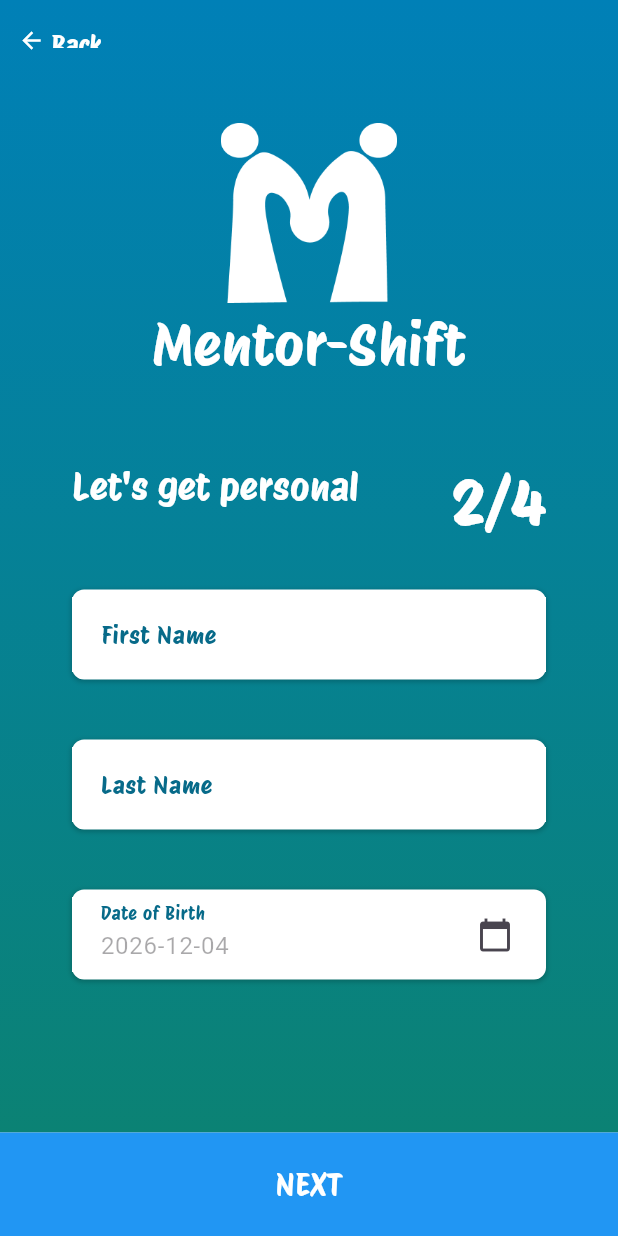
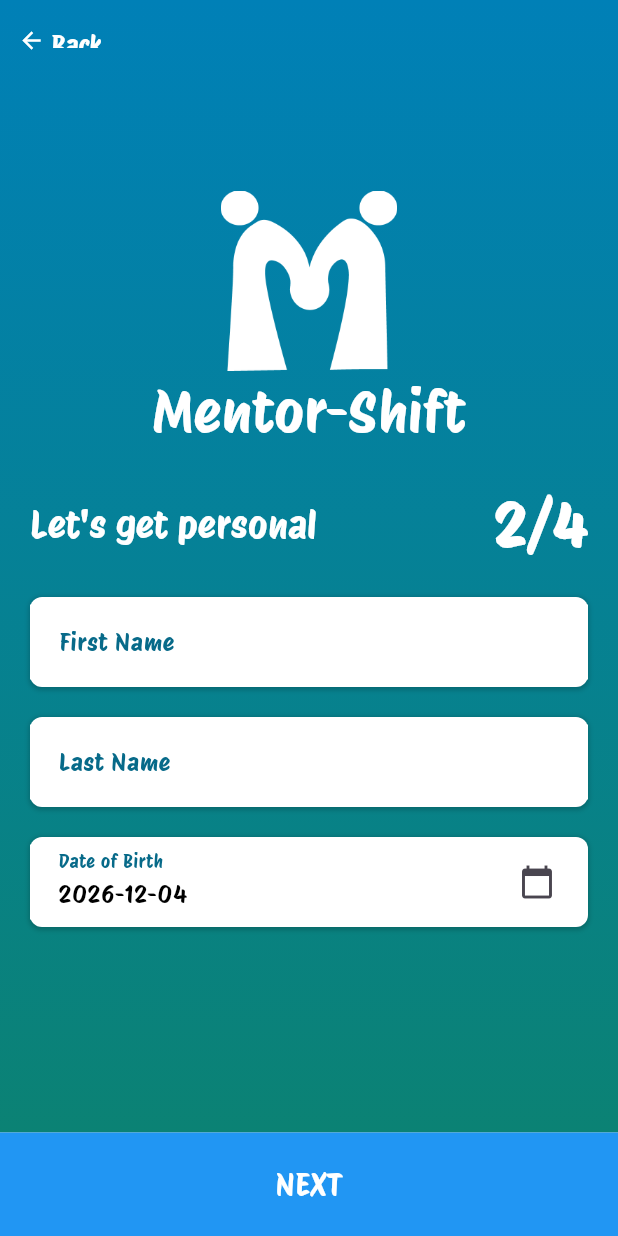
Before and after one commit to jaderaposa/mentor_shift, a Flutter app: the Register screen opened by its route, after a tap on "NEXT", on a phone screen of 412 x 824 dp. Run offline on Flutter 3.47's test engine with Material 3 defaults, Android fonts, the phone set to English and light mode, and no system bars; our stand-ins replace cloud_firestore, firebase_auth, firebase_core, flutter_tags; accounts and stored records are empty.

Commit message:
Update padding in PaddedContainer and Register pages
basically just designs

```diff
--- a/lib/objects/style/paddedcontainer.dart
+++ b/lib/objects/style/paddedcontainer.dart
@@ -8,7 +8,7 @@ class PaddedContainer extends StatelessWidget {
   @override
   Widget build(BuildContext context) {
     return Padding(
-      padding: const EdgeInsets.symmetric(vertical: 20.0), // adjust padding as needed
+      padding: const EdgeInsets.symmetric(vertical: 10.0), // adjust padding as needed
       child: child,
     );
   }
--- a/lib/pages/register.dart
+++ b/lib/pages/register.dart
@@ -49,9 +49,13 @@ class RegisterState extends State<Register> {
                     ),
                   ),
                   child: Center(
-                    child: SingleChildScrollView(
                     child: Column(
                       mainAxisAlignment: MainAxisAlignment.center,
+                      children: <Widget>[
+                        Positioned(
+                          top: 50, // Adjust as needed
+                          left: 50, // Adjust as needed
+                          child: Column(
                             children: <Widget>[
                               Image.asset(
                                 'images/icons/mentorshiftorig.png',
@@ -70,8 +74,12 @@ class RegisterState extends State<Register> {
                                   color: Colors.white,
                                 ),
                               ),
-                          Padding(
-                            padding: const EdgeInsets.fromLTRB(48, 50, 48, 0),
+                            ],
+                          ),
+                        ),
+                        SingleChildScrollView(
+                          child: Padding(
+                            padding: const EdgeInsets.fromLTRB(20, 20, 20, 0),
                             child: Column(
                               children: <Widget>[
                                 const Row(
@@ -88,7 +96,7 @@ class RegisterState extends State<Register> {
                                           'Welcome to Mentor-Shift!',
                                           style: TextStyle(
                                             fontSize:
-                                                25, // Adjust the font size as needed
+                                                20, // Adjust the font size as needed
                                             color: Colors.white,
                                             fontFamily:
                                                 'ProtestRiot', // Set the text color
@@ -98,7 +106,7 @@ class RegisterState extends State<Register> {
                                           'First, let\'s create an account',
                                           style: TextStyle(
                                             fontSize:
-                                                25, // Adjust the font size as needed
+                                                20, // Adjust the font size as needed
                                             color: Colors.white,
                                             fontFamily:
                                                 'ProtestRiot', // Set the text color
@@ -120,7 +128,7 @@ class RegisterState extends State<Register> {
                                     ),
                                   ],
                                 ),
-                                const SizedBox(height: 10),
+                                const SizedBox(height: 20),
                                 // Email input
                                 PaddedContainer(
                                   child: Container(
@@ -228,8 +236,8 @@ class RegisterState extends State<Register> {
                               ],
                             ),
                           ),
+                        ),
                       ],
-                      ),
                     ),
                   ),
                 ),
--- a/lib/pages/register1.dart
+++ b/lib/pages/register1.dart
@@ -79,13 +79,13 @@ class Register1State extends State<Register1> {
                         ),
                       ),
                       Padding(
-                        padding: const EdgeInsets.fromLTRB(48, 50, 48, 0),
+                        padding: const EdgeInsets.fromLTRB(20, 20, 20, 0),
                         child: Column(
                           children: <Widget>[
                             const Row(
                               mainAxisAlignment: MainAxisAlignment.spaceBetween,
                               crossAxisAlignment:
-                                  CrossAxisAlignment.start, // Add this line
+                                  CrossAxisAlignment.center, // Add this line
                               children: [
                                 Text(
                                   'Let\'s get personal',
@@ -214,6 +214,11 @@ class Register1State extends State<Register1> {
                                             text: "${selectedDate.toLocal()}"
                                                 .split(' ')[0]),
                                         enabled: false,
+                                        style: const TextStyle(
+                                            color: Colors
+                                                .black,
+                                            fontFamily: 'ProtestRiot'
+                                        ),
                                       ),
                                     ),
                                     Padding(
--- a/lib/pages/register2_mentee.dart
+++ b/lib/pages/register2_mentee.dart
@@ -65,13 +65,13 @@ class Register2State extends State<Register2> {
                         ),
                       ),
                       Padding(
-                        padding: const EdgeInsets.fromLTRB(48, 50, 48, 0),
+                        padding: const EdgeInsets.fromLTRB(20, 20, 20, 0),
                         child: Column(
                           children: <Widget>[
                             const Row(
                               mainAxisAlignment: MainAxisAlignment.spaceBetween,
                               crossAxisAlignment:
-                                  CrossAxisAlignment.start, // Add this line
+                                  CrossAxisAlignment.center, // Add this line
                               children: [
                                 Column(
                                   crossAxisAlignment: CrossAxisAlignment.start,
```
Also changed, not shown: lib/pages/register3_mentor.dart (+4 -4 lines). Lines whose indentation alone changed are shown as unchanged.
